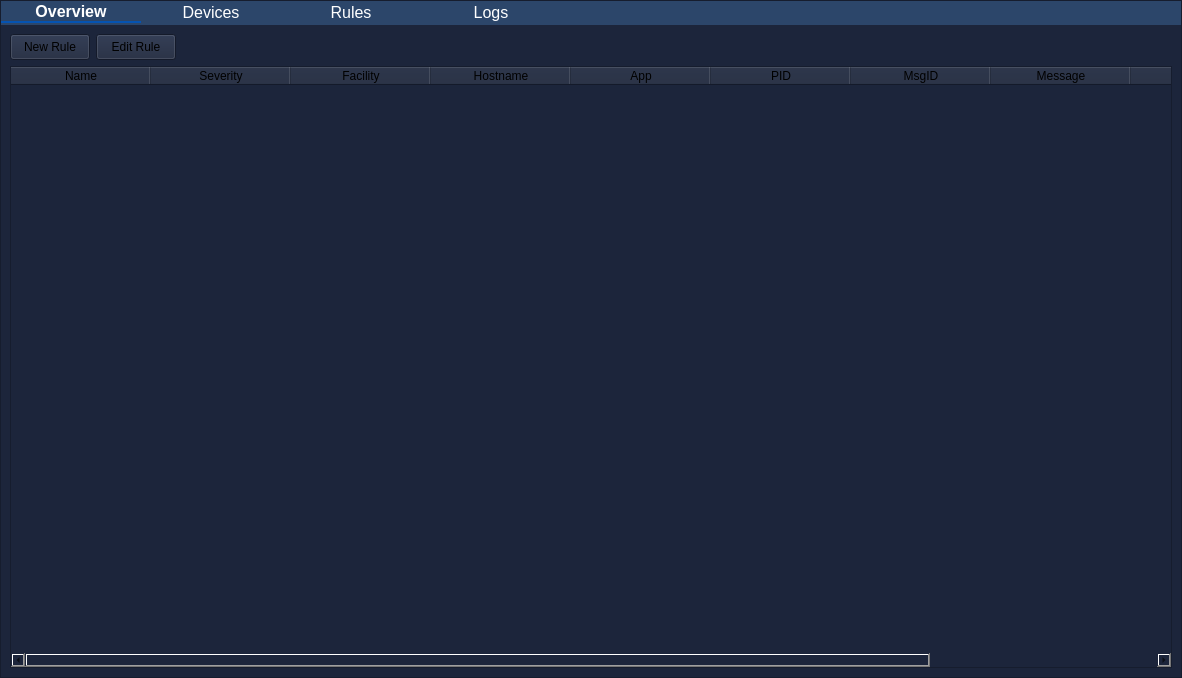
This is mainwindow.ui in josschi95/OTIS as Qt 5 draws it before an edit. The edited form follows.
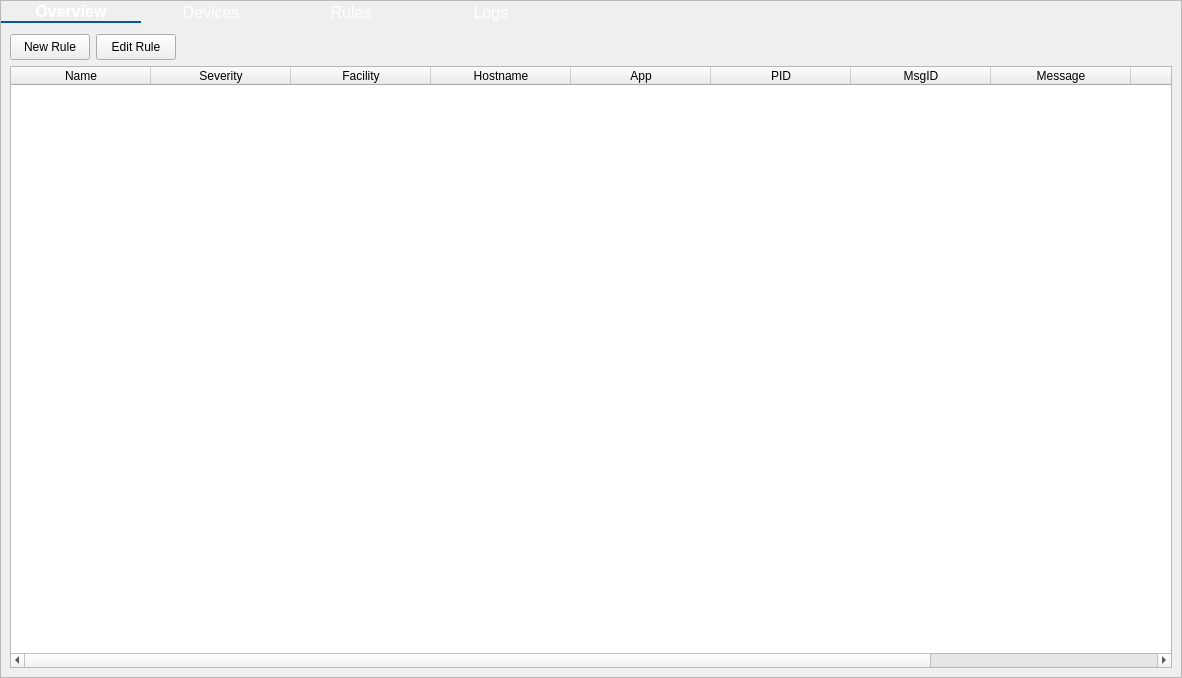
This is the edited form. Custom widgets are drawn as their Qt base class.

```diff
--- a/mainwindow.ui
+++ b/mainwindow.ui
@@ -14,7 +14,7 @@
    <string>OTIS - Operational Technology Insight &amp; Security</string>
   </property>
   <property name="styleSheet">
-   <string notr="true">background-color: rgb(28, 37, 59);</string>
+   <string notr="true"/>
   </property>
   <widget class="QWidget" name="centralwidget">
    <layout class="QVBoxLayout" name="verticalLayout_4">
@@ -84,7 +84,7 @@
           </size>
          </property>
          <property name="styleSheet">
-          <string notr="true">background-color: rgb(44, 70, 106);</string>
+          <string notr="true"/>
          </property>
          <layout class="QVBoxLayout" name="verticalLayout_2">
           <property name="spacing">
```
